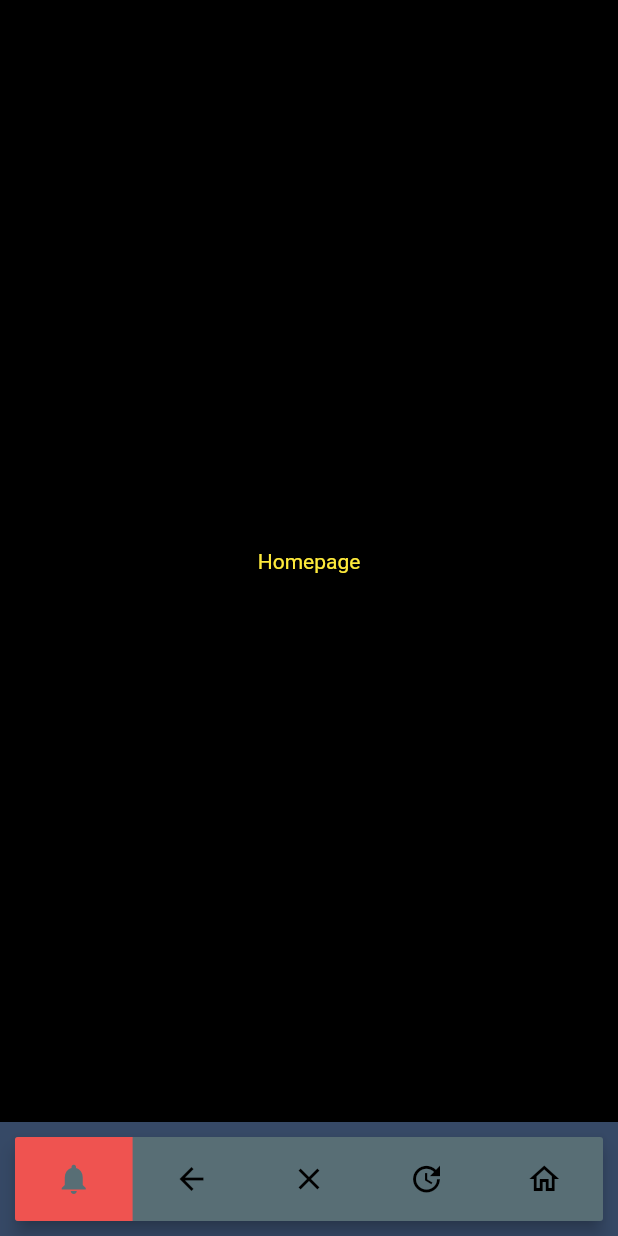
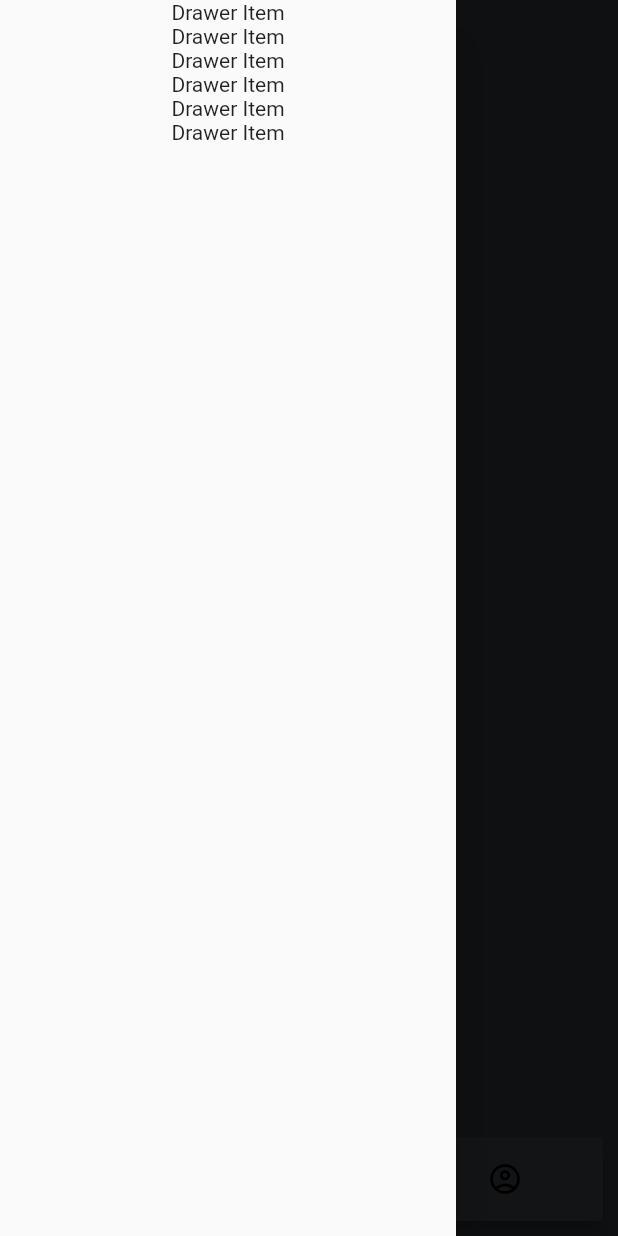
Before and after one commit to AshishAcharya083/valorant-stats, a Flutter app: the screen it shows after launch, with the side drawer open (before the commit the screen has no drawer), on a phone screen of 412 x 824 dp. Run offline on Flutter 3.47's test engine with Material 2 defaults, Android fonts, the phone set to English and light mode, and no system bars; drawn by our look-alikes of flutter_snake_navigationbar.

Commit message:
drawer icon

```diff
--- a/lib/app.dart
+++ b/lib/app.dart
@@ -1,7 +1,8 @@
 import 'package:flutter/material.dart';
 import 'package:valo_stats/ui/components/Bottom%20Navigation%20Bar/bottom_nav_bar.dart';
 import 'package:valo_stats/ui/components/Bottom%20Navigation%20Bar/tab_navigatior.dart';
-import 'package:valo_stats/ui/pages/home_page.dart';
+import 'package:valo_stats/ui/pages/drawer.dart';
+import 'package:valo_stats/ui/pages/home/home_page.dart';
 import 'package:valo_stats/ui/pages/inside_home_page.dart';
 import 'package:valo_stats/ui/pages/list_page.dart';
 import 'package:valo_stats/utils/constants.dart';
@@ -54,12 +55,41 @@ class _AppState extends State<App> {
         //return Future.value(false);
       },
       child: Scaffold(
+        drawer: MyDrawer(
+          cxt: context,
+        ),
+        appBar: AppBar(
+          automaticallyImplyLeading: false,
+          backgroundColor: Colors.transparent,
+          elevation: 0,
+          title: Row(
+            children: [
+              Container(
+                decoration: BoxDecoration(
+                  borderRadius: BorderRadius.circular(10),
+                  color: kLightGrayColor,
+                ),
+                child: Builder(builder: (context) {
+                  return IconButton(
+                    padding: EdgeInsets.zero,
+                    iconSize: 24,
+                    onPressed: () {
+                      print("on pressed tapped");
+                      Scaffold.of(context).openDrawer();
+                    },
+                    icon: Icon(Icons.menu),
+                  );
+                }),
+              )
+            ],
+          ),
+        ),
         backgroundColor: kPrimaryBlueGrayColor,
         body: Stack(
           children: <Widget>[
             _buildOffstageNavigator("HomePage"),
-            _buildOffstageNavigator("InsideHomePage"),
-            _buildOffstageNavigator("ThirdPage"),
+            _buildOffstageNavigator("Leaderboard"),
+            _buildOffstageNavigator("Profile"),
           ],
         ),
         bottomNavigationBar:
--- a/lib/main.dart
+++ b/lib/main.dart
@@ -1,6 +1,6 @@
 import 'package:flutter/material.dart';
 import 'package:valo_stats/ui/components/Bottom%20Navigation%20Bar/bottom_nav_bar.dart';
-import 'package:valo_stats/ui/pages/home_page.dart';
+import 'package:valo_stats/ui/pages/home/home_page.dart';
 import 'package:valo_stats/app.dart';
 
 void main() {
--- a/lib/ui/components/Bottom Navigation Bar/bottom_nav_bar.dart
+++ b/lib/ui/components/Bottom Navigation Bar/bottom_nav_bar.dart
@@ -31,9 +31,6 @@ class _CustomBottomNavigationBarState extends State<CustomBottomNavigationBar> {
       padding: EdgeInsets.all(10),
       shape: const RoundedRectangleBorder(
           borderRadius: BorderRadius.all(Radius.circular(2))),
-      // shape: ShapeBorder(
-      //
-      // ),
 
       ///configuration for SnakeNavigationBar.color
       snakeViewColor: Colors.red.shade400,
@@ -59,16 +56,13 @@ class _CustomBottomNavigationBarState extends State<CustomBottomNavigationBar> {
         widget.onSelectCallBack!(index);
       },
       items: const [
+        BottomNavigationBarItem(icon: Icon(Icons.home_outlined), label: 'home'),
         BottomNavigationBarItem(
-            icon: Icon(Icons.notifications), label: 'tickets'),
+          icon: Icon(Icons.leaderboard_outlined),
+          label: 'leaderboard',
+        ),
         BottomNavigationBarItem(
-          icon: Icon(Icons.arrow_back),
-          label: 'calendar',
-        ),
-        BottomNavigationBarItem(icon: Icon(Icons.close), label: 'home'),
-        BottomNavigationBarItem(icon: Icon(Icons.update), label: 'microphone'),
-        BottomNavigationBarItem(
-            icon: Icon(Icons.home_outlined), label: 'search')
+            icon: Icon(Icons.account_circle_outlined), label: 'microphone'),
       ],
     );
   }
--- a/lib/ui/components/Bottom Navigation Bar/tab_navigatior.dart
+++ b/lib/ui/components/Bottom Navigation Bar/tab_navigatior.dart
@@ -1,5 +1,5 @@
 import 'package:flutter/material.dart';
-import 'package:valo_stats/ui/pages/home_page.dart';
+import 'package:valo_stats/ui/pages/home/home_page.dart';
 import 'package:valo_stats/ui/pages/inside_home_page.dart';
 import 'package:valo_stats/ui/pages/third_page.dart';
 
@@ -13,9 +13,9 @@ class TabNavigator extends StatelessWidget {
     Widget? child;
     if (tabItem == "HomePage") {
       child = HomePage();
-    } else if (tabItem == "InsideHomePage") {
+    } else if (tabItem == "Leaderboard") {
       child = InsideHomePage();
-    } else if (tabItem == "ThirdPage") {
+    } else if (tabItem == "Profile") {
       child = ThirdPage();
     }
 
--- /dev/null
+++ b/lib/ui/pages/drawer.dart
@@ -0,0 +1,28 @@
+import 'package:flutter/material.dart';
+
+class MyDrawer extends StatefulWidget {
+  final BuildContext? cxt;
+  const MyDrawer({Key? key, this.cxt}) : super(key: key);
+
+  @override
+  _MyDrawerState createState() => _MyDrawerState();
+}
+
+class _MyDrawerState extends State<MyDrawer> {
+  @override
+  Widget build(context) {
+    return Drawer(
+        child: SingleChildScrollView(
+      child: Column(
+        children: const [
+          Text("Drawer Item"),
+          Text("Drawer Item"),
+          Text("Drawer Item"),
+          Text("Drawer Item"),
+          Text("Drawer Item"),
+          Text("Drawer Item"),
+        ],
+      ),
+    ));
+  }
+}
--- /dev/null
+++ b/lib/ui/pages/home/home_page.dart
@@ -0,0 +1,28 @@
+import 'package:flutter/material.dart';
+import 'package:valo_stats/ui/pages/drawer.dart';
+
+import 'package:valo_stats/ui/pages/inside_home_page.dart';
+import 'package:valo_stats/ui/pages/third_page.dart';
+import 'package:valo_stats/utils/constants.dart';
+
+class HomePage extends StatelessWidget {
+  const HomePage({Key? key}) : super(key: key);
+
+  @override
+  Widget build(BuildContext context) {
+    return Scaffold(
+        backgroundColor: kPrimaryBlueGrayColor,
+        body: SingleChildScrollView(
+          child: Center(
+            child: Column(
+              children: [
+                Text(
+                  "Home Page ",
+                  style: TextStyle(color: Colors.white),
+                )
+              ],
+            ),
+          ),
+        ));
+  }
+}
--- a/lib/ui/pages/home_page.dart
+++ /dev/null
@@ -1,27 +0,0 @@
-import 'package:flutter/material.dart';
-
-import 'package:valo_stats/ui/pages/inside_home_page.dart';
-import 'package:valo_stats/ui/pages/third_page.dart';
-
-class HomePage extends StatelessWidget {
-  const HomePage({Key? key}) : super(key: key);
-
-  @override
-  Widget build(BuildContext context) {
-    return Scaffold(
-      backgroundColor: Colors.black,
-      body: Center(
-        child: InkWell(
-          onTap: () {
-            Navigator.push(
-                context, MaterialPageRoute(builder: (context) => ThirdPage()));
-          },
-          child: const Text(
-            "Homepage",
-            style: TextStyle(color: Colors.yellow),
-          ),
-        ),
-      ),
-    );
-  }
-}
--- a/lib/ui/pages/list_page.dart
+++ b/lib/ui/pages/list_page.dart
@@ -1,6 +1,6 @@
 import 'package:flutter/material.dart';
 
-import 'package:valo_stats/ui/pages/home_page.dart';
+import 'package:valo_stats/ui/pages/home/home_page.dart';
 
 class ListPage extends StatelessWidget {
   const ListPage({Key? key}) : super(key: key);
--- a/lib/utils/constants.dart
+++ b/lib/utils/constants.dart
@@ -1,5 +1,6 @@
 import 'package:flutter/material.dart';
 
 const Color kPrimaryPinkColor = Color(0xFFFA4454);
-const Color kPrimaryBlueGrayColor = Color(0xFF364966);
-const Color kLightBlueGrayColor = Color(0xff586e75);
+const Color kPrimaryBlueGrayColor = Color(0xFF1F2326);
+const Color kLightBlueGrayColor = Color(0xff292C31);
+Color kLightGrayColor = Color(0xFF505155).withOpacity(0.5);
```
